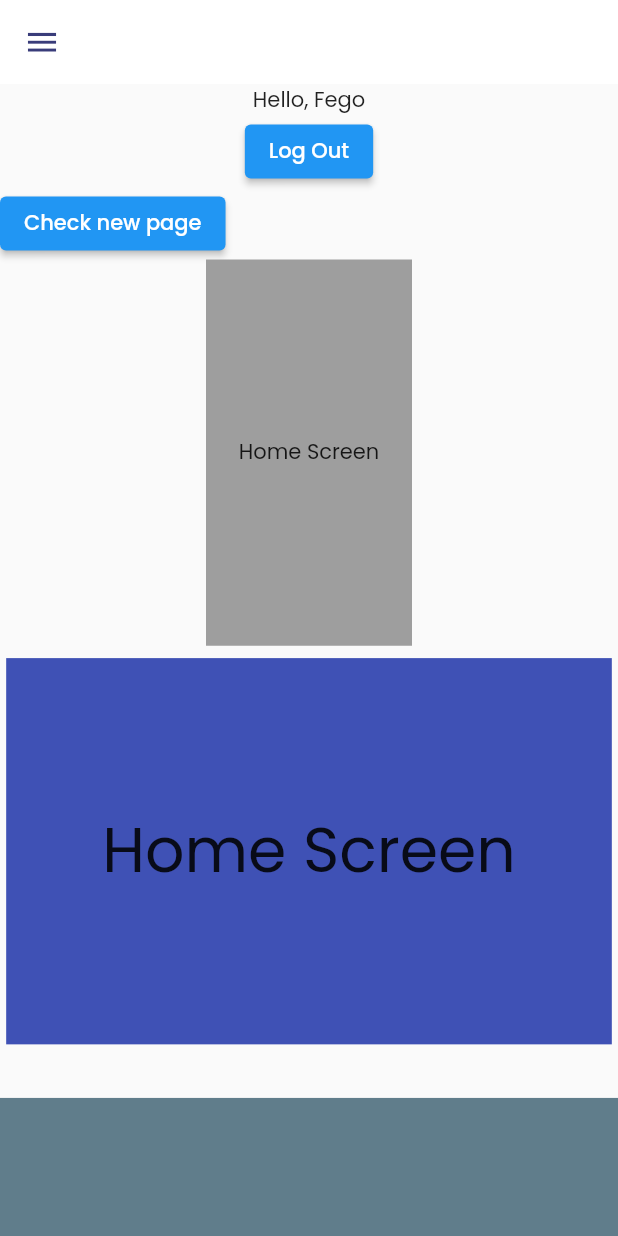
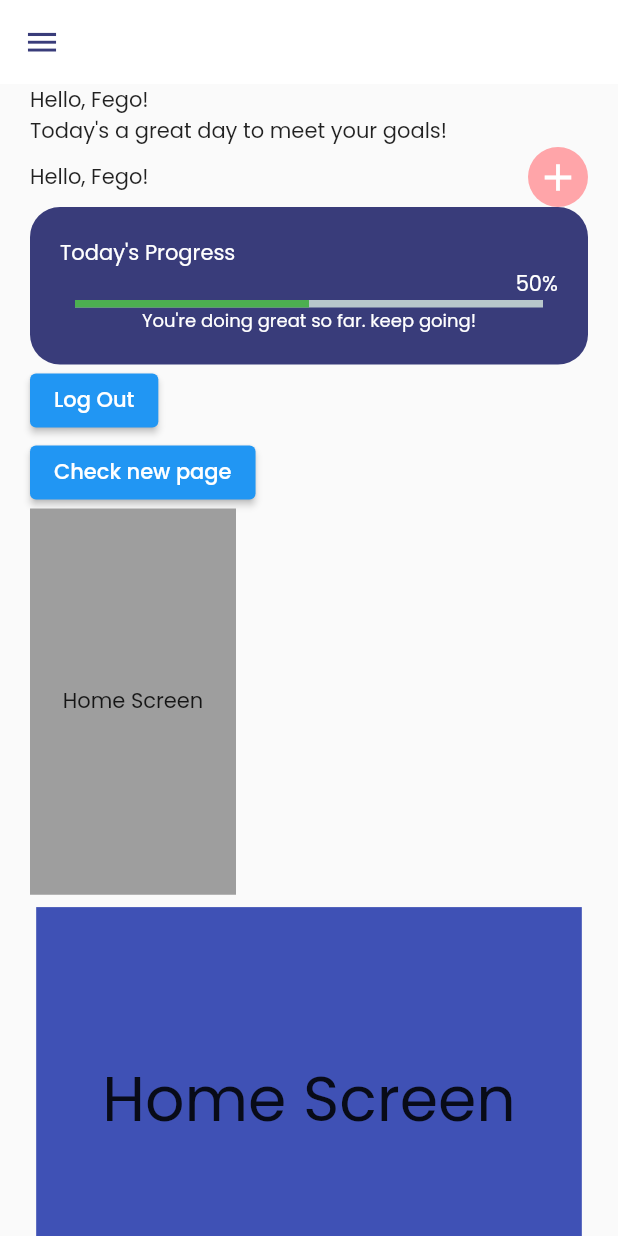
Before and after one commit to MJdugule/mind_pal, a Flutter app: the HomeScreen screen opened directly, on a phone screen of 412 x 824 dp. Run offline on Flutter 3.47's test engine with Material 2 defaults, Android fonts, the phone set to English and light mode, and no system bars; drawn by our look-alikes of percent_indicator; our stand-ins replace google_fonts, shared_preferences, smooth_page_indicator; accounts and stored records are empty.

Commit message:
homescreen in progress

```diff
--- a/lib/screens/home/home.dart
+++ b/lib/screens/home/home.dart
@@ -5,6 +5,7 @@ import 'package:mind_pal/screens/home/saved.dart';
 import 'package:mind_pal/screens/home/menu.dart';
 import 'package:mind_pal/shared_constants/colours.dart';
 import 'package:mind_pal/shared_constants/res_config.dart';
+import 'package:mind_pal/shared_constants/widgets.dart';
 
 class HomeScreen extends StatefulWidget {
   const HomeScreen({Key? key}) : super(key: key);
@@ -35,9 +36,24 @@ class _HomeScreenState extends State<HomeScreen> {
         elevation: 0,
       ),
       body: SingleChildScrollView(
+        child: Padding(
+          padding: const EdgeInsets.symmetric(horizontal:20.0),
           child: Column(
+            crossAxisAlignment: CrossAxisAlignment.start,
             children: [
-            Text('Hello, Fego'),
+              Text('Hello, Fego!'),
+              Text('Today\'s a great day to meet your goals!'),
+              Row(
+                mainAxisAlignment: MainAxisAlignment.spaceBetween,
+                children: [Text('Hello, Fego!'),
+                CircleAvatar(
+                  backgroundColor: redMenuBox,
+                  child: Icon(Icons.add, color: Colors.white, size: 30,),
+                )
+                ],
+              ),
+              HomeBox(color: purpleText, text: 'You\'re doing great so far. keep going!'),
+              Container(),
               ElevatedButton(
                   onPressed: () {
                     Navigator.push(context,
@@ -98,6 +114,7 @@ class _HomeScreenState extends State<HomeScreen> {
             ],
           ),
         ),
+      ),
     );
   }
 }
--- a/lib/shared_constants/widgets.dart
+++ b/lib/shared_constants/widgets.dart
@@ -1,6 +1,7 @@
 import 'package:flutter/material.dart';
 import 'package:google_fonts/google_fonts.dart';
 import 'package:mind_pal/shared_constants/colours.dart';
+import 'package:percent_indicator/linear_percent_indicator.dart';
 
 class ContentTile extends StatelessWidget {
   const ContentTile({
@@ -100,3 +101,46 @@ class MenuBox extends StatelessWidget {
     );
   }
 }
+
+class HomeBox extends StatelessWidget {
+  const HomeBox({Key? key, required this.color, required this.text,})
+      : super(key: key);
+  final Color color;
+  final String text;
+  final int percent = 5;
+  @override
+  Widget build(BuildContext context) {
+    return InkWell(
+      onTap: () {
+        print('perform some api magic here');
+      },
+      child: Container(
+        padding: EdgeInsets.symmetric(horizontal: 20, vertical: 20),
+        decoration: BoxDecoration(
+            color: color, borderRadius: BorderRadius.circular(20)),
+        child: Column(
+          crossAxisAlignment: CrossAxisAlignment.start,
+          children: [
+            Text('Today\'s Progress', style: TextStyle(color: Colors.white),),
+             Row(
+               mainAxisAlignment: MainAxisAlignment.end,
+               children: [
+                 Text('${percent*10}''%', style: TextStyle(color: Colors.white)),
+               ],
+             ),
+            LinearPercentIndicator(
+              progressColor: Colors.green,
+              percent: percent/10,
+            ),
+            Center(
+              child: Text(
+                text,
+               style: TextStyle(color: Colors.white, fontSize: 12),
+              ),
+            ),
+          ],
+        ),
+      ),
+    );
+  }
+}
--- a/pubspec.yaml
+++ b/pubspec.yaml
@@ -37,6 +37,7 @@ dependencies:
   smooth_page_indicator: ^1.0.0+1
   shared_preferences: ^2.0.13
   google_fonts: ^2.1.0
+  percent_indicator: ^4.2.2
 
 dev_dependencies:
   flutter_test:
```
Also changed, not shown: pubspec.lock. Lines whose indentation alone changed are shown as unchanged.
